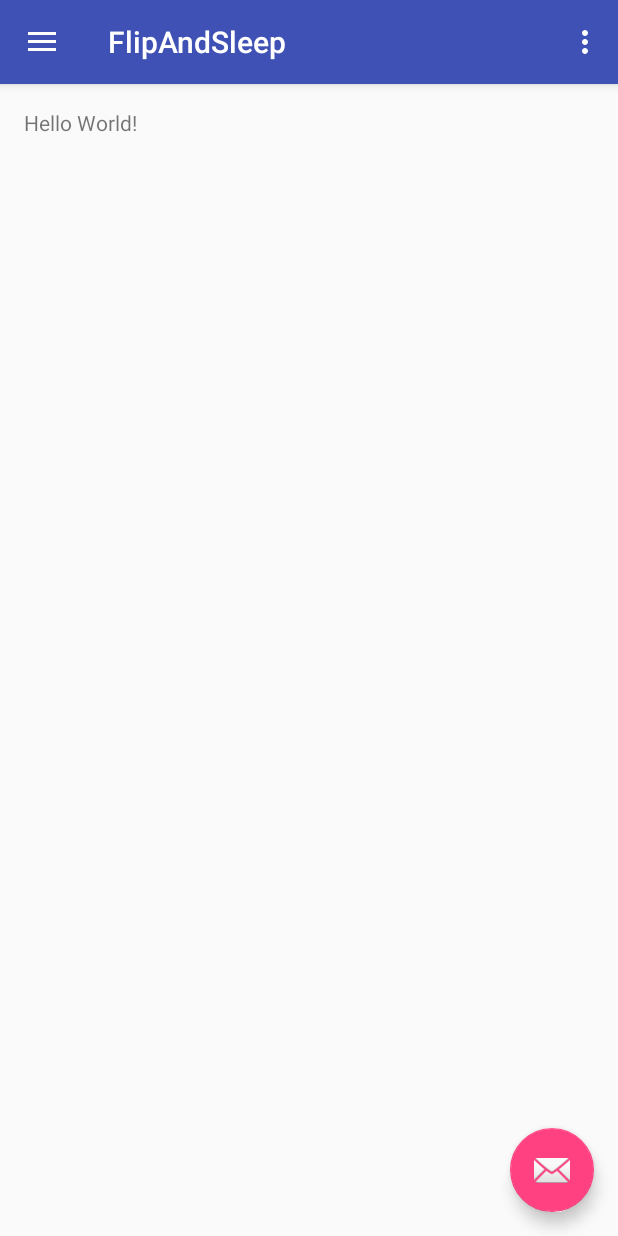
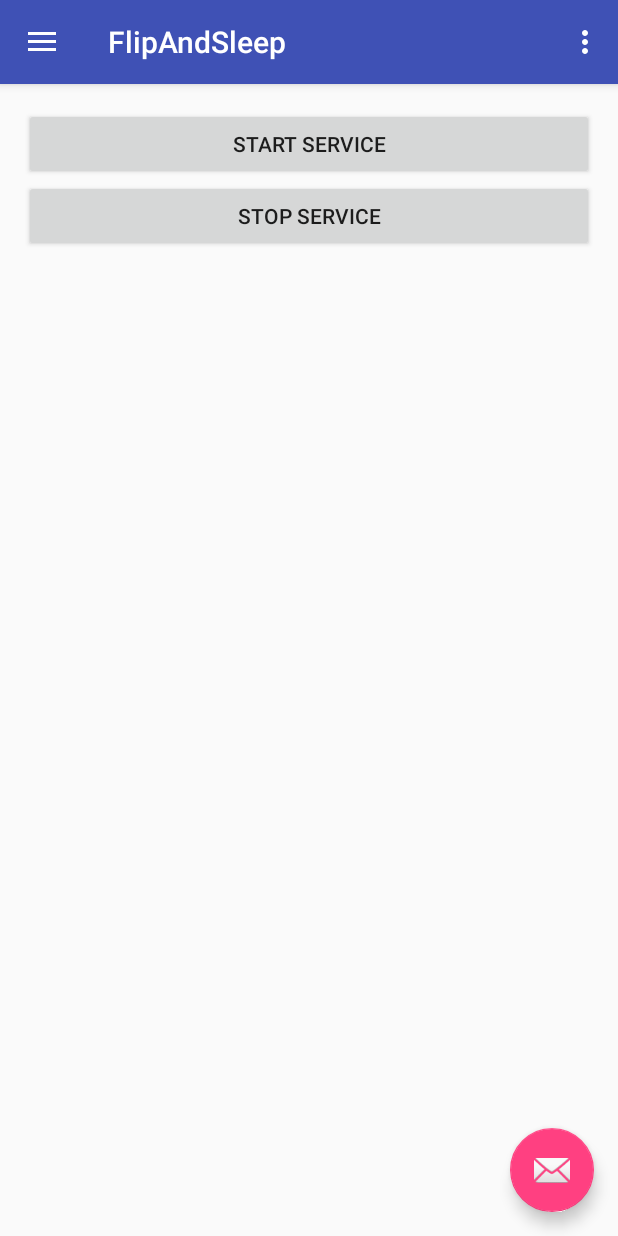
Before and after one commit to MarcinJanCiesielski/FlipAndSleep, an Android app: the screen it shows after launch (MainActivity), on a phone screen of 412 x 824 dp. Run offline under Robolectric (Android 15) with nearby library versions, the phone set to English and light mode, and no system bars.

Commit message:
Add content with buttons Start/Stop service for testing purposes

```diff
--- a/app/src/main/java/com/nosite/cmarcin/flipandsleep/MainActivity.java
+++ b/app/src/main/java/com/nosite/cmarcin/flipandsleep/MainActivity.java
@@ -98,4 +98,12 @@ public class MainActivity extends AppCompatActivity
         drawer.closeDrawer(GravityCompat.START);
         return true;
     }
+
+    public void onStartServiceClick(View view) {
+
+    }
+
+    public void onStopServiceClick(View view) {
+
+    }
 }
--- a/app/src/main/res/layout/app_bar_main.xml
+++ b/app/src/main/res/layout/app_bar_main.xml
@@ -15,7 +15,7 @@
 
     </android.support.design.widget.AppBarLayout>
 
-    <include layout="@layout/content_main" />
+    <include layout="@layout/test_main" />
 
     <android.support.design.widget.FloatingActionButton android:id="@+id/fab"
         android:layout_width="wrap_content" android:layout_height="wrap_content"
--- /dev/null
+++ b/app/src/main/res/layout/test_main.xml
@@ -0,0 +1,32 @@
+<?xml version="1.0" encoding="utf-8"?>
+<LinearLayout
+    xmlns:android="http://schemas.android.com/apk/res/android"
+    xmlns:tools="http://schemas.android.com/tools"
+    xmlns:app="http://schemas.android.com/apk/res-auto"
+    android:layout_width="match_parent"
+    android:layout_height="match_parent"
+    android:paddingLeft="@dimen/activity_horizontal_margin"
+    android:paddingRight="@dimen/activity_horizontal_margin"
+    android:paddingTop="@dimen/activity_vertical_margin"
+    android:paddingBottom="@dimen/activity_vertical_margin"
+    app:layout_behavior="@string/appbar_scrolling_view_behavior"
+    tools:showIn="@layout/app_bar_main"
+
+    tools:context=".MainActivity"
+    android:orientation="vertical">
+
+    <Button
+        android:layout_width="match_parent"
+        android:layout_height="wrap_content"
+        android:id="@+id/start_button"
+        android:text="@string/start_service"
+        android:onClick="onStartServiceClick"
+        />
+    <Button
+        android:layout_width="match_parent"
+        android:layout_height="wrap_content"
+        android:id="@+id/stop_button"
+        android:text="@string/stop_service"
+        android:onClick="onStopServiceClick"
+        />
+</LinearLayout>
--- a/app/src/main/res/values/strings.xml
+++ b/app/src/main/res/values/strings.xml
@@ -5,4 +5,6 @@
     <string name="navigation_drawer_close">Close navigation drawer</string>
 
     <string name="action_settings">Settings</string>
+    <string name="stop_service">Stop service</string>
+    <string name="start_service">Start service</string>
 </resources>
```
